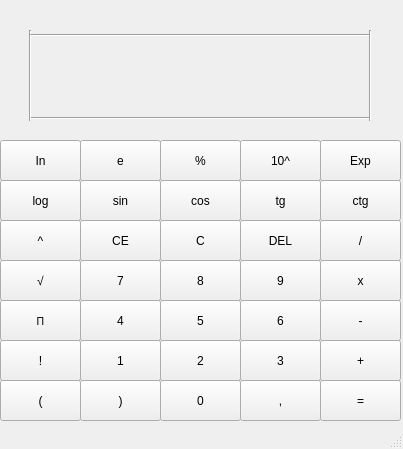
Old version of the form calculate.ui in the repository kamilchulakov/my_calculator.
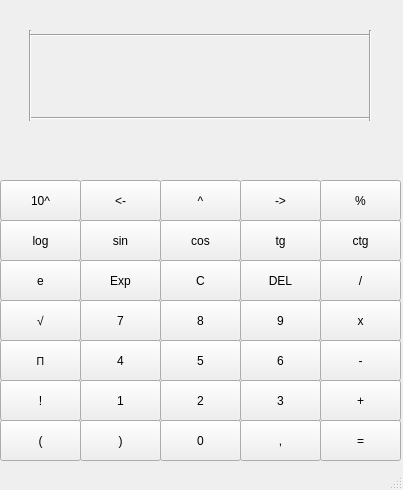
New version of the form.

Commit message: Баги исправил + нью функция

What changed in the file:
```diff
--- a/calculate.ui
+++ b/calculate.ui
@@ -7,7 +7,7 @@
     <x>0</x>
     <y>0</y>
     <width>403</width>
-    <height>449</height>
+    <height>490</height>
    </rect>
   </property>
   <property name="windowTitle">
@@ -18,7 +18,7 @@
     <property name="geometry">
      <rect>
       <x>80</x>
-      <y>260</y>
+      <y>300</y>
       <width>81</width>
       <height>41</height>
      </rect>
@@ -37,7 +37,7 @@
     <property name="geometry">
      <rect>
       <x>80</x>
-      <y>300</y>
+      <y>340</y>
       <width>81</width>
       <height>41</height>
      </rect>
@@ -56,7 +56,7 @@
     <property name="geometry">
      <rect>
       <x>80</x>
-      <y>340</y>
+      <y>380</y>
       <width>81</width>
       <height>41</height>
      </rect>
@@ -75,7 +75,7 @@
     <property name="geometry">
      <rect>
       <x>160</x>
-      <y>380</y>
+      <y>420</y>
       <width>81</width>
       <height>41</height>
      </rect>
@@ -94,7 +94,7 @@
     <property name="geometry">
      <rect>
       <x>160</x>
-      <y>300</y>
+      <y>340</y>
       <width>81</width>
       <height>41</height>
      </rect>
@@ -113,7 +113,7 @@
     <property name="geometry">
      <rect>
       <x>160</x>
-      <y>340</y>
+      <y>380</y>
       <width>81</width>
       <height>41</height>
      </rect>
@@ -132,7 +132,7 @@
     <property name="geometry">
      <rect>
       <x>160</x>
-      <y>260</y>
+      <y>300</y>
       <width>81</width>
       <height>41</height>
      </rect>
@@ -151,7 +151,7 @@
     <property name="geometry">
      <rect>
       <x>240</x>
-      <y>300</y>
+      <y>340</y>
       <width>81</width>
       <height>41</height>
      </rect>
@@ -170,7 +170,7 @@
     <property name="geometry">
      <rect>
       <x>240</x>
-      <y>340</y>
+      <y>380</y>
       <width>81</width>
       <height>41</height>
      </rect>
@@ -189,7 +189,7 @@
     <property name="geometry">
      <rect>
       <x>240</x>
-      <y>260</y>
+      <y>300</y>
       <width>81</width>
       <height>41</height>
      </rect>
@@ -208,7 +208,7 @@
     <property name="geometry">
      <rect>
       <x>0</x>
-      <y>380</y>
+      <y>420</y>
       <width>81</width>
       <height>41</height>
      </rect>
@@ -221,7 +221,7 @@
     <property name="geometry">
      <rect>
       <x>80</x>
-      <y>380</y>
+      <y>420</y>
       <width>81</width>
       <height>41</height>
      </rect>
@@ -234,7 +234,7 @@
     <property name="geometry">
      <rect>
       <x>240</x>
-      <y>380</y>
+      <y>420</y>
       <width>81</width>
       <height>41</height>
      </rect>
@@ -247,7 +247,7 @@
     <property name="geometry">
      <rect>
       <x>320</x>
-      <y>380</y>
+      <y>420</y>
       <width>81</width>
       <height>41</height>
      </rect>
@@ -260,7 +260,7 @@
     <property name="geometry">
      <rect>
       <x>320</x>
-      <y>340</y>
+      <y>380</y>
       <width>81</width>
       <height>41</height>
      </rect>
@@ -273,7 +273,7 @@
     <property name="geometry">
      <rect>
       <x>320</x>
-      <y>260</y>
+      <y>300</y>
       <width>81</width>
       <height>41</height>
      </rect>
@@ -286,7 +286,7 @@
     <property name="geometry">
      <rect>
       <x>320</x>
-      <y>300</y>
+      <y>340</y>
       <width>81</width>
       <height>41</height>
      </rect>
@@ -299,7 +299,7 @@
     <property name="geometry">
      <rect>
       <x>0</x>
-      <y>300</y>
+      <y>340</y>
       <width>81</width>
       <height>41</height>
      </rect>
@@ -324,7 +324,7 @@
     <property name="geometry">
      <rect>
       <x>0</x>
-      <y>340</y>
+      <y>380</y>
       <width>81</width>
       <height>41</height>
      </rect>
@@ -336,8 +336,8 @@
    <widget class="QPushButton" name="bste">
     <property name="geometry">
      <rect>
-      <x>0</x>
-      <y>220</y>
+      <x>160</x>
+      <y>180</y>
       <width>81</width>
       <height>41</height>
      </rect>
@@ -350,7 +350,7 @@
     <property name="geometry">
      <rect>
       <x>0</x>
-      <y>260</y>
+      <y>300</y>
       <width>81</width>
       <height>41</height>
      </rect>
@@ -363,7 +363,7 @@
     <property name="geometry">
      <rect>
       <x>80</x>
-      <y>180</y>
+      <y>220</y>
       <width>81</width>
       <height>41</height>
      </rect>
@@ -376,7 +376,7 @@
     <property name="geometry">
      <rect>
       <x>160</x>
-      <y>180</y>
+      <y>220</y>
       <width>81</width>
       <height>41</height>
      </rect>
@@ -389,7 +389,7 @@
     <property name="geometry">
      <rect>
       <x>240</x>
-      <y>180</y>
+      <y>220</y>
       <width>81</width>
       <height>41</height>
      </rect>
@@ -402,7 +402,7 @@
     <property name="geometry">
      <rect>
       <x>320</x>
-      <y>180</y>
+      <y>220</y>
       <width>81</width>
       <height>41</height>
      </rect>
@@ -415,7 +415,7 @@
     <property name="geometry">
      <rect>
       <x>320</x>
-      <y>220</y>
+      <y>260</y>
       <width>81</width>
       <height>41</height>
      </rect>
@@ -424,11 +424,11 @@
      <string>/</string>
     </property>
    </widget>
-   <widget class="QPushButton" name="bleft">
+   <widget class="QPushButton" name="bdel_2">
     <property name="geometry">
      <rect>
       <x>240</x>
-      <y>220</y>
+      <y>260</y>
       <width>81</width>
       <height>41</height>
      </rect>
@@ -437,24 +437,24 @@
      <string>DEL</string>
     </property>
    </widget>
-   <widget class="QPushButton" name="bce">
+   <widget class="QPushButton" name="bleft">
     <property name="geometry">
      <rect>
       <x>80</x>
-      <y>220</y>
+      <y>180</y>
       <width>81</width>
       <height>41</height>
      </rect>
     </property>
     <property name="text">
-     <string>CE</string>
+     <string>&lt;-</string>
     </property>
    </widget>
    <widget class="QPushButton" name="bc">
     <property name="geometry">
      <rect>
       <x>160</x>
-      <y>220</y>
+      <y>260</y>
       <width>81</width>
       <height>41</height>
      </rect>
@@ -467,7 +467,7 @@
     <property name="geometry">
      <rect>
       <x>0</x>
-      <y>180</y>
+      <y>220</y>
       <width>81</width>
       <height>41</height>
      </rect>
@@ -544,24 +544,24 @@
      <enum>Qt::Horizontal</enum>
     </property>
    </widget>
-   <widget class="QPushButton" name="pushButton">
+   <widget class="QPushButton" name="bright">
     <property name="geometry">
      <rect>
-      <x>0</x>
-      <y>140</y>
+      <x>240</x>
+      <y>180</y>
       <width>81</width>
       <height>41</height>
      </rect>
     </property>
     <property name="text">
-     <string>In</string>
+     <string>-&gt;</string>
     </property>
    </widget>
-   <widget class="QPushButton" name="pushButton_2">
+   <widget class="QPushButton" name="bexp">
     <property name="geometry">
      <rect>
-      <x>320</x>
-      <y>140</y>
+      <x>80</x>
+      <y>260</y>
       <width>81</width>
       <height>41</height>
      </rect>
@@ -570,11 +570,11 @@
      <string>Exp</string>
     </property>
    </widget>
-   <widget class="QPushButton" name="pushButton_3">
+   <widget class="QPushButton" name="b10">
     <property name="geometry">
      <rect>
-      <x>240</x>
-      <y>140</y>
+      <x>0</x>
+      <y>180</y>
       <width>81</width>
       <height>41</height>
      </rect>
@@ -583,11 +583,11 @@
      <string>10^</string>
     </property>
    </widget>
-   <widget class="QPushButton" name="pushButton_4">
+   <widget class="QPushButton" name="be">
     <property name="geometry">
      <rect>
-      <x>80</x>
-      <y>140</y>
+      <x>0</x>
+      <y>260</y>
       <width>81</width>
       <height>41</height>
      </rect>
@@ -596,11 +596,11 @@
      <string>e</string>
     </property>
    </widget>
-   <widget class="QPushButton" name="pushButton_5">
+   <widget class="QPushButton" name="bperc">
     <property name="geometry">
      <rect>
-      <x>160</x>
-      <y>140</y>
+      <x>320</x>
+      <y>180</y>
       <width>81</width>
       <height>41</height>
      </rect>
@@ -635,19 +635,19 @@
    <zorder>btg</zorder>
    <zorder>bctg</zorder>
    <zorder>bdel</zorder>
+   <zorder>bdel_2</zorder>
    <zorder>bleft</zorder>
-   <zorder>bce</zorder>
    <zorder>bc</zorder>
    <zorder>blog</zorder>
    <zorder>label</zorder>
    <zorder>line</zorder>
    <zorder>line_2</zorder>
    <zorder>line_4</zorder>
-   <zorder>pushButton</zorder>
-   <zorder>pushButton_2</zorder>
-   <zorder>pushButton_3</zorder>
-   <zorder>pushButton_4</zorder>
-   <zorder>pushButton_5</zorder>
+   <zorder>bright</zorder>
+   <zorder>bexp</zorder>
+   <zorder>b10</zorder>
+   <zorder>be</zorder>
+   <zorder>bperc</zorder>
    <zorder>line_3</zorder>
   </widget>
   <widget class="QStatusBar" name="statusbar"/>
```
The commit also changes 1 other file.
